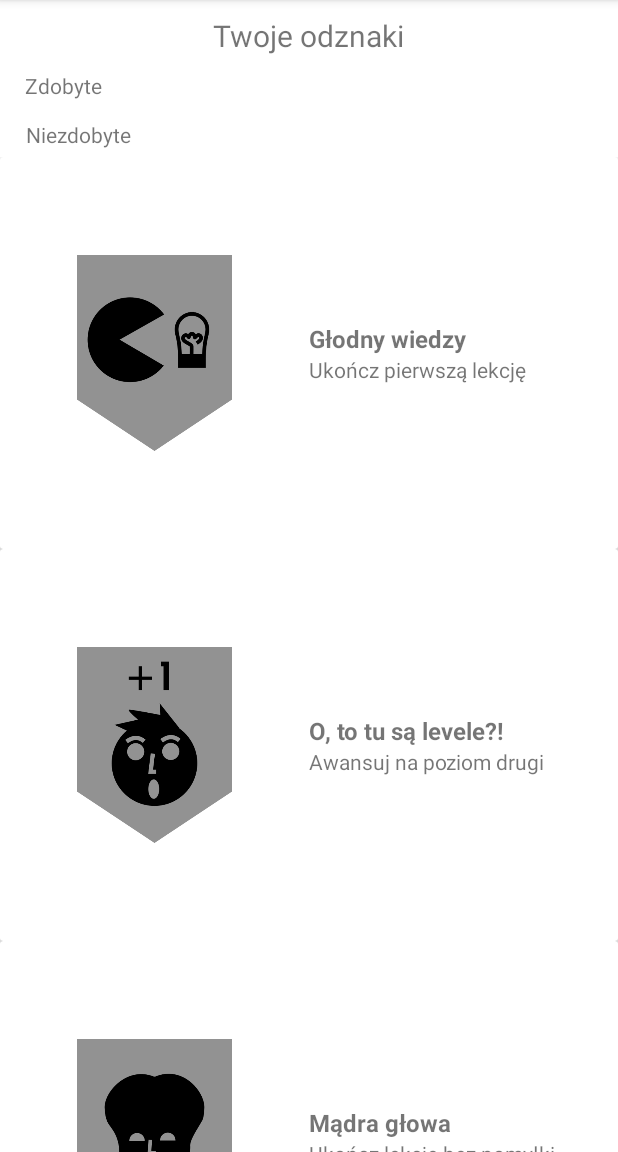
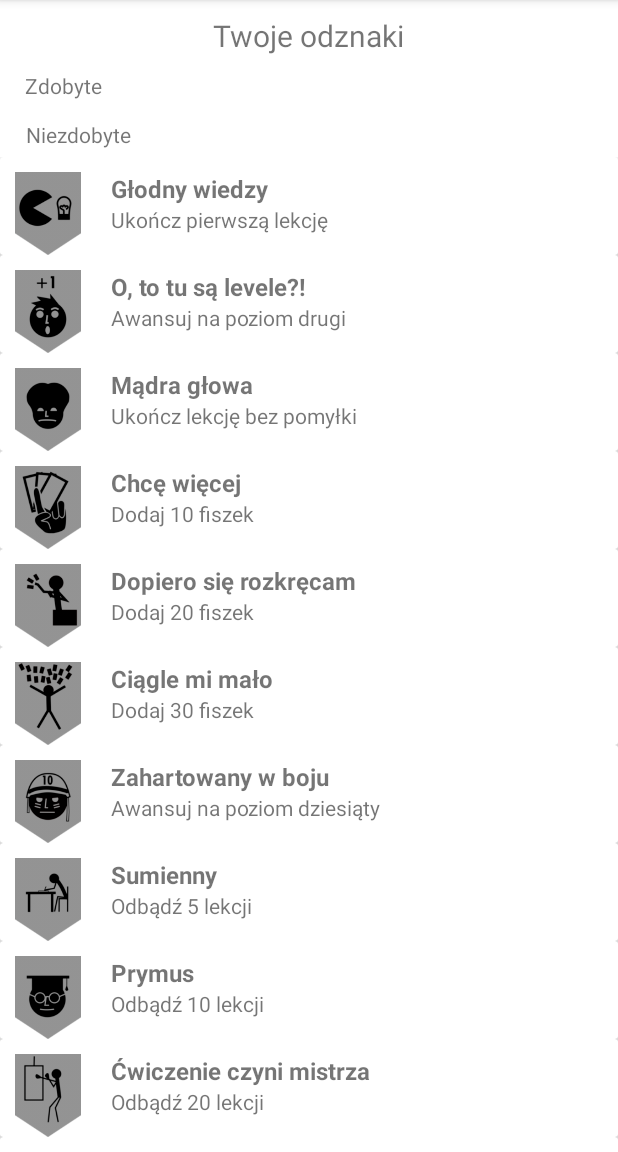
Before and after one commit to WKogut98/FiszkApp, an Android app: the HomeScreenActivity screen opened directly, with no data from a screen before it, after a tap on "TWOJE ODZNAKI", on a phone screen of 412 x 824 dp, the part 84-1236 px from its top. Run offline under Robolectric (Android 15) with nearby library versions, the phone set to English and light mode, and no system bars; 1 statement that could not run was skipped.

Commit message:
ostatnie poprawki

```diff
--- a/app/src/main/java/com/example/fiszkapp/DBHelper.java
+++ b/app/src/main/java/com/example/fiszkapp/DBHelper.java
@@ -116,7 +116,7 @@ public class DBHelper extends SQLiteOpenHelper
     public Cursor getLastLesson()
     {
         SQLiteDatabase db=this.getWritableDatabase();
-        return db.rawQuery("select * from Lesson order by ENDED desc limit 1",null);
+        return db.rawQuery("select * from Lesson order by ID desc limit 1",null);
     }
 
     public int getNumberOfFlashcardsInCollection(String collectionName)
--- a/app/src/main/java/com/example/fiszkapp/HomeScreenActivity.java
+++ b/app/src/main/java/com/example/fiszkapp/HomeScreenActivity.java
@@ -23,6 +23,9 @@ public class HomeScreenActivity extends AppCompatActivity {
     Button buttonLessonHistory;
     Button buttonStartLesson;
     TextView textLastLesson;
+    DBHelper dbHelper;
+    Cursor cursor;
+    Cursor lastLesson;
     @Override
     protected void onCreate(Bundle savedInstanceState)
     {
@@ -42,28 +45,7 @@ public class HomeScreenActivity extends AppCompatActivity {
         username = args.getString("username");
         labelWelcome.setText(username);
 
-        //weź dane użytkownika
-        DBHelper dbHelper = new DBHelper(this);
-        Cursor cursor = dbHelper.getAllData("user");
-        cursor.moveToNext();
-        Cursor lastLesson = dbHelper.getLastLesson();
-        if(lastLesson.getCount()!=0)
-        {
-            lastLesson.moveToNext();
-            String lastLessonDate = lastLesson.getString(2);
-            textLastLesson.setText(lastLessonDate);
-        }
-        else
-        {
-            textLastLesson.setText("Nie przeprowadzono jeszcze lekcji!");
-        }
-        //ustawienie poziomu na stronie głównej
-        int level = cursor.getInt(3);
-        int exp = cursor.getInt(2);
-        textLevel.setText(String.valueOf(level));
-        int percentage = (int)((float)Experience.calculateExpFromCurrentLevel(exp,level)/Experience.calculateNeededExp(level)*100);
-        progressBarExp.setProgress(percentage);
-        textExp.setText("pozostało: "+ Experience.expToNextLevel(exp, level));
+        updateUI();
 
         buttonNewFlashcard.setOnClickListener(new View.OnClickListener() {
             @Override
@@ -101,4 +83,35 @@ public class HomeScreenActivity extends AppCompatActivity {
             }
         });
     }
+    @Override
+    protected void onResume()
+    {
+        super.onResume();
+        updateUI();
+    }
+    public void updateUI()
+    {
+        //pobierz dane o uzytkowniku i wyswietl w interfejsie
+        dbHelper = new DBHelper(this);
+        cursor = dbHelper.getAllData("user");
+        cursor.moveToNext();
+        lastLesson = dbHelper.getLastLesson();
+        if(lastLesson.getCount()!=0)
+        {
+            lastLesson.moveToNext();
+            String lastLessonDate = lastLesson.getString(2);
+            textLastLesson.setText(lastLessonDate);
+        }
+        else
+        {
+            textLastLesson.setText("Nie przeprowadzono jeszcze lekcji!");
+        }
+        //ustawienie poziomu na stronie głównej
+        int level = cursor.getInt(3);
+        int exp = cursor.getInt(2);
+        textLevel.setText(String.valueOf(level));
+        int percentage = (int)((float)Experience.calculateExpFromCurrentLevel(exp,level)/Experience.calculateNeededExp(level)*100);
+        progressBarExp.setProgress(percentage);
+        textExp.setText("pozostało: "+ Experience.expToNextLevel(exp, level));
+    }
 }
--- a/app/src/main/java/com/example/fiszkapp/LessonActivity.java
+++ b/app/src/main/java/com/example/fiszkapp/LessonActivity.java
@@ -1,16 +1,19 @@
 package com.example.fiszkapp;
 
 import android.content.ContentValues;
+import android.content.DialogInterface;
 import android.content.Intent;
 import android.database.Cursor;
 import android.graphics.Color;
 import android.os.Bundle;
 import android.os.CountDownTimer;
 import android.view.View;
+import android.view.WindowManager;
 import android.widget.Button;
 import android.widget.TextView;
 import android.widget.Toast;
 
+import androidx.appcompat.app.AlertDialog;
 import androidx.appcompat.app.AppCompatActivity;
 import androidx.fragment.app.Fragment;
 import androidx.fragment.app.FragmentManager;
@@ -279,7 +282,7 @@ public class LessonActivity extends AppCompatActivity {
                 helper.unlockBadge("Lvl 100 BOSS");
             }
             cv.put("LEVEL", level);
-            Toast.makeText(LessonActivity.this, "Gratulacje! Awansowałe(a)ś na poziom "+level, Toast.LENGTH_LONG).show();
+            displayLvlUpDialog(level);
         }
         helper.updateData(String.valueOf(userId), "User", cv);
         Cursor allLessons=helper.getAllData("Lesson");
@@ -300,4 +303,18 @@ public class LessonActivity extends AppCompatActivity {
         timer.cancel();
         finish();
     }
+    public void displayLvlUpDialog(int level)
+    {
+        AlertDialog alertDialog=new AlertDialog.Builder(this).create();
+        alertDialog.setTitle("GRATULACJE!");
+        alertDialog.setMessage("Awansowałeś na poziom " + String.valueOf(level));
+        alertDialog.setCancelable(false);
+        alertDialog.setButton(AlertDialog.BUTTON_NEUTRAL, "OK", new DialogInterface.OnClickListener() {
+            @Override
+            public void onClick(DialogInterface dialog, int which) {
+                dialog.dismiss();
+            }
+        });
+        alertDialog.show();
+    }
 }
--- a/app/src/main/res/layout/badge_item.xml
+++ b/app/src/main/res/layout/badge_item.xml
@@ -4,31 +4,45 @@
     xmlns:tools="http://schemas.android.com/tools"
     android:id="@+id/cardBadgeItem"
     android:layout_width="match_parent"
-    android:layout_height="match_parent">
+    android:layout_height="wrap_content"
+    android:paddingTop="10dp"
+    android:paddingBottom="10dp">
+
+    <androidx.constraintlayout.widget.ConstraintLayout
+        android:layout_width="match_parent"
+        android:layout_height="wrap_content"
+        android:paddingTop="10dp"
+        android:paddingRight="10dp">
 
         <LinearLayout
             android:layout_width="match_parent"
-        android:layout_height="match_parent"
+            android:layout_height="wrap_content"
             android:orientation="horizontal"
-        android:textAlignment="center">
+            android:textAlignment="center"
+            app:layout_constraintBottom_toBottomOf="parent"
+            app:layout_constraintEnd_toEndOf="parent"
+            app:layout_constraintStart_toStartOf="parent"
+            app:layout_constraintTop_toTopOf="parent">
 
             <ImageView
                 android:id="@+id/badgeIcon"
                 android:layout_width="wrap_content"
                 android:layout_height="wrap_content"
+                android:layout_gravity="center_vertical"
                 android:layout_weight="1"
                 android:adjustViewBounds="true"
                 android:cropToPadding="false"
-            android:scaleType="fitXY"
-            android:scaleX="0.5"
-            android:scaleY="0.5" />
+                android:paddingLeft="10dp"
+                android:paddingRight="10dp"
+                android:scaleType="fitXY" />
 
             <LinearLayout
                 android:layout_width="match_parent"
-            android:layout_height="match_parent"
+                android:layout_height="wrap_content"
                 android:layout_weight="1"
                 android:gravity="center_vertical"
                 android:orientation="vertical"
+                android:paddingLeft="10dp"
                 android:textAlignment="center">
 
                 <TextView
@@ -44,7 +58,10 @@
                     android:layout_width="match_parent"
                     android:layout_height="wrap_content"
                     android:text="TextView" />
+
             </LinearLayout>
 
         </LinearLayout>
+    </androidx.constraintlayout.widget.ConstraintLayout>
+
 </androidx.cardview.widget.CardView>
--- a/app/src/main/res/layout/lesson_item.xml
+++ b/app/src/main/res/layout/lesson_item.xml
@@ -7,7 +7,9 @@
     <LinearLayout
         android:layout_width="match_parent"
         android:layout_height="wrap_content"
-        android:orientation="horizontal">
+        android:orientation="horizontal"
+        android:paddingLeft="10dp"
+        android:paddingBottom="10dp">
 
         <TextView
             android:id="@+id/textStarted"
```
Also changed, not shown: app/src/main/res/drawable/badge01.png, app/src/main/res/drawable/badge02.png, app/src/main/res/drawable/badge03.png, app/src/main/res/drawable/badge04.png, app/src/main/res/drawable/badge05.png, app/src/main/res/drawable/badge06.png, app/src/main/res/drawable/badge07.png, app/src/main/res/drawable/badge08.png, app/src/main/res/drawable/badge09.png, app/src/main/res/drawable/badge10.png, app/src/main/res/drawable/badge11.png, app/src/main/res/drawable/badge12.png, app/src/main/res/drawable/badge13.png, app/src/main/res/drawable/badge14.png. Lines whose indentation alone changed are shown as unchanged.
